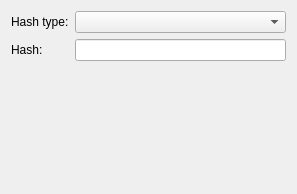
Before: the Qt Designer form ui/verificationadddlg.ui in mfuchs/kget-gsoc, drawn with Qt 5.
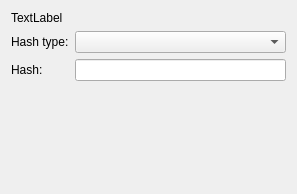
After: the same form once the commit is applied. Custom widgets are drawn as their Qt base class.

Commit message: VERIFICATIONDIALOG: Has a addMore-button

Patch:
```diff
--- a/ui/verificationadddlg.ui
+++ b/ui/verificationadddlg.ui
@@ -14,6 +14,16 @@
    <string>Form</string>
   </property>
   <layout class="QVBoxLayout" name="verticalLayout">
+   <item>
+    <widget class="QLabel" name="successLabel">
+     <property name="text">
+      <string>TextLabel</string>
+     </property>
+     <property name="wordWrap">
+      <bool>true</bool>
+     </property>
+    </widget>
+   </item>
    <item>
     <layout class="QFormLayout" name="formLayout">
      <item row="0" column="0">
@@ -45,6 +55,19 @@
      </item>
     </layout>
    </item>
+   <item>
+    <spacer name="verticalSpacer">
+     <property name="orientation">
+      <enum>Qt::Vertical</enum>
+     </property>
+     <property name="sizeHint" stdset="0">
+      <size>
+       <width>20</width>
+       <height>40</height>
+      </size>
+     </property>
+    </spacer>
+   </item>
   </layout>
  </widget>
  <customwidgets>
```
Left out of the diff: 4 changed lines with no effect on the pictures. The commit also changes 2 other files.
